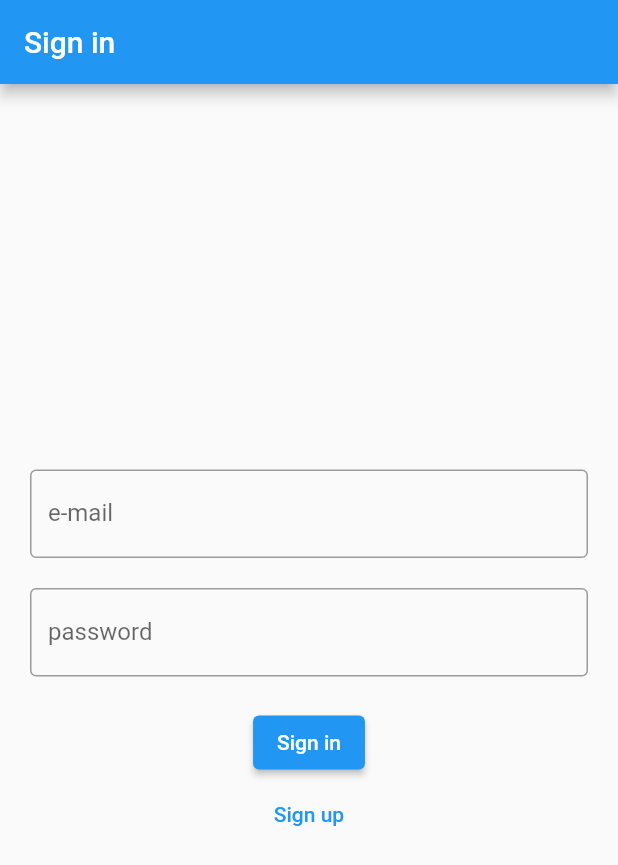
After one commit to JulitaSlusarczyk/todo_flutter_app, a Flutter app: the screen it shows after launch, after a tap on "Sign in", on a phone screen of 412 x 824 dp. The commit adds this screen. Shown: the top 865 px of the screen. Run offline on Flutter 3.47's test engine with Material 2 defaults, Android fonts, the phone set to English and light mode, and no system bars; our stand-ins replace cloud_firestore, firebase_auth, firebase_core, google_mobile_ads; accounts and stored records are empty; generated files the repository leaves out were written again; network calls fail.

Commit message:
Some changes to separate Pages

```diff
--- /dev/null
+++ b/lib/SignInPage.dart
@@ -0,0 +1,101 @@
+import 'package:cloud_firestore/cloud_firestore.dart';
+import 'package:firebase_auth/firebase_auth.dart';
+import 'package:flutter/material.dart';
+
+import 'SignUpPage.dart';
+import 'Widgets.dart';
+
+class SignInPage extends StatefulWidget {
+  const SignInPage({Key? key}) : super(key: key);
+
+  @override
+  State<SignInPage> createState() => _SignInPageState();
+}
+
+class _SignInPageState extends State<SignInPage> {
+  final emailTextController = TextEditingController();
+  final passwordTextController = TextEditingController();
+
+  @override
+  void dispose() {
+    emailTextController.dispose();
+    passwordTextController.dispose();
+    super.dispose();
+  }
+
+  Future signIn(BuildContext context) async {
+    try {
+      var db = FirebaseFirestore.instance;
+      var snap = await db.collection("users").where("login", isEqualTo: emailTextController.text.trim()).get();
+      if(snap.docs.isNotEmpty) {
+        DocumentSnapshot doc=snap.docs.first;
+        await FirebaseAuth.instance.signInWithEmailAndPassword(
+            email: doc['email'],
+            password: passwordTextController.text.trim()
+        );
+      }
+      await FirebaseAuth.instance.signInWithEmailAndPassword(
+          email: emailTextController.text.trim(),
+          password: passwordTextController.text.trim()
+      );
+    } on FirebaseAuthException catch (e) {
+      if (e.code == 'wrong-password') {
+        ScaffoldMessenger.of(context).showSnackBar(snackBar("Wrong password!"));
+      }
+    }
+  }
+
+  @override
+  Widget build(BuildContext context) {
+    return Scaffold(
+        appBar: AppBar(
+          title: const Text("Sign in"),
+        ),
+        body: Column(
+          mainAxisAlignment: MainAxisAlignment.center,
+          children: [
+            Padding(
+              padding: const EdgeInsets.only(left: 20.0, right: 20.0, bottom: 20.0),
+              child: Center(
+                child: TextField(
+                  controller: emailTextController,
+                  decoration: const InputDecoration(
+                    border: OutlineInputBorder(),
+                    labelText: 'e-mail',
+                  ),
+                ),
+              ),
+            ),
+            Padding(
+              padding: const EdgeInsets.only(left: 20.0, right: 20.0, bottom: 20.0),
+              child: Center(
+                child: TextField(
+                  controller: passwordTextController,
+                  obscureText: true,
+                  decoration: const InputDecoration(
+                    border: OutlineInputBorder(),
+                    labelText: 'password',
+                  ),
+                ),
+              ),
+            ),
+            ElevatedButton(
+              onPressed: (){
+                signIn(context);
+              },
+              child: const Text("Sign in"),
+            ),
+            TextButton(
+                onPressed: () {
+                  Navigator.push(
+                    context,
+                    MaterialPageRoute(builder: (context) => const SignUpPage()),
+                  );
+                },
+                child: const Text('Sign up')
+            )
+          ],
+        )
+    );
+  }
+}
--- a/lib/TodosPage.dart
+++ b/lib/TodosPage.dart
@@ -106,7 +106,7 @@ class _TodosPageState extends State<TodosPage> {
                     context: context,
                     builder: (BuildContext context) => AlertDialog(
                       title: const Text('Add Todo'),
-                      content: const Text("You run out of your todo entries, do you want to watch an ad for 3 more?"),
+                      content: const Text("You ran out of your todo entries, do you want to watch an ad for 3 more?"),
                       actions: <Widget>[
                         TextButton(
                           onPressed: () => Navigator.pop(context),
```
Also changed, not shown: lib/SignUpPage.dart (+2 -12 lines), lib/Widgets.dart (added, +12 -0 lines), lib/main.dart (+8 -97 lines).
